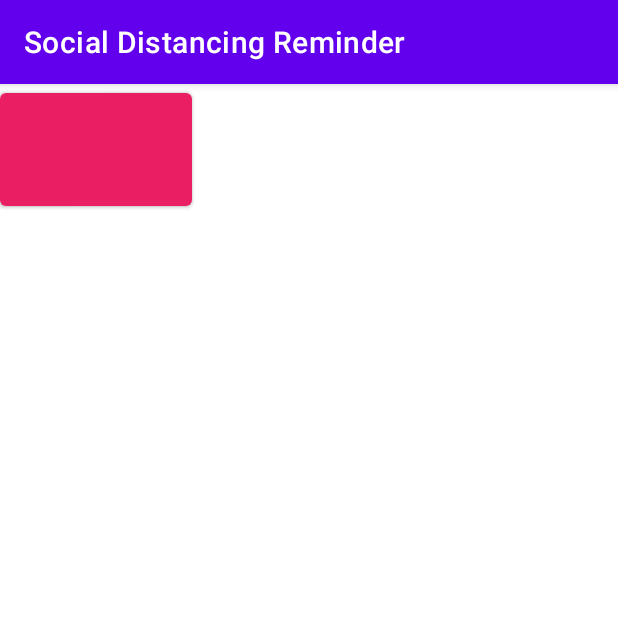
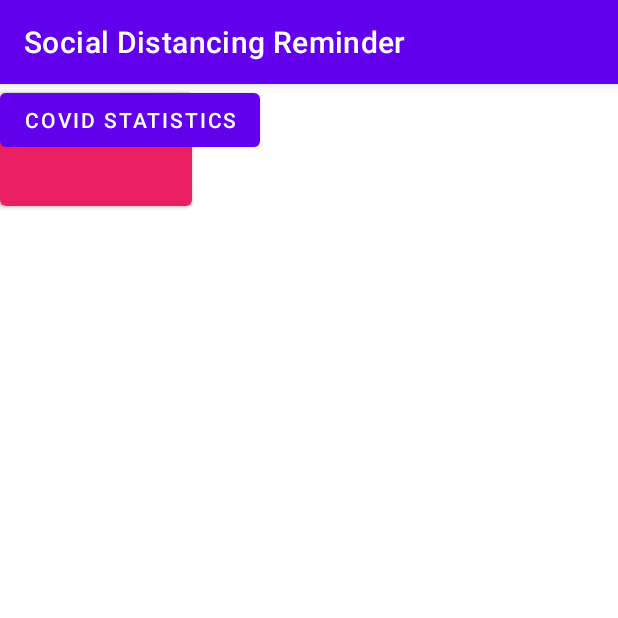
Before and after one commit to dylan96dashintha/SocialDistancingReminder, an Android app: the screen it shows after launch (MainActivity), on a phone screen of 412 x 824 dp, the top half of it. Run offline under Robolectric (Android 15) with nearby library versions, the phone set to English and light mode, and no system bars; 1 statement that could not run was skipped.

Commit message:
initial commit for the branch

```diff
--- a/app/build.gradle
+++ b/app/build.gradle
@@ -36,4 +36,8 @@ dependencies {
     testImplementation 'junit:junit:4.+'
     androidTestImplementation 'androidx.test.ext:junit:1.1.3'
     androidTestImplementation 'androidx.test.espresso:espresso-core:3.4.0'
+
+    implementation 'com.squareup.retrofit2:retrofit:2.9.0'
+    implementation 'com.squareup.retrofit2:converter-gson:2.9.0'
+
 }
--- a/app/src/main/AndroidManifest.xml
+++ b/app/src/main/AndroidManifest.xml
@@ -9,6 +9,7 @@
         android:roundIcon="@mipmap/ic_launcher_round"
         android:supportsRtl="true"
         android:theme="@style/Theme.SocialDistancingReminder">
+        <activity android:name=".CovidStatisticActivity"></activity>
         <activity android:name=".MainActivity">
             <intent-filter>
                 <action android:name="android.intent.action.MAIN" />
@@ -18,4 +19,6 @@
         </activity>
     </application>
 
+    <uses-permission android:name="android.permission.INTERNET" />
+
 </manifest>
--- a/app/src/main/java/com/example/socialdistancingreminder/MainActivity.java
+++ b/app/src/main/java/com/example/socialdistancingreminder/MainActivity.java
@@ -2,13 +2,57 @@ package com.example.socialdistancingreminder;
 
 import androidx.appcompat.app.AppCompatActivity;
 
+import android.content.Intent;
 import android.os.Bundle;
+import android.util.Log;
+import android.view.View;
+import android.widget.Button;
+
+import java.util.ArrayList;
+
+import retrofit2.Call;
+import retrofit2.Callback;
+import retrofit2.Response;
+
+import static android.content.ContentValues.TAG;
 
 public class MainActivity extends AppCompatActivity {
-
+    private static final String TAG = "MainActivity";
+    Button pulicPlaceButton;
+    Button getStat;
     @Override
     protected void onCreate(Bundle savedInstanceState) {
         super.onCreate(savedInstanceState);
         setContentView(R.layout.activity_main);
+        BluetoothScan blueScan = new BluetoothScan();
+
+        pulicPlaceButton = (Button) findViewById(R.id.publicPlaceBtn);
+
+        pulicPlaceButton.setOnClickListener(new View.OnClickListener() {
+
+            @Override
+            public void onClick(View v) {
+                boolean isTrust = blueScan.scanDevice();
+            }
+        });
+
+//        get covid statistics
+        getStat = (Button) findViewById(R.id.getStat);
+
+        getStat.setOnClickListener(new View.OnClickListener() {
+            @Override
+            public void onClick(View v) {
+                openNewActivity();
+
+            }
+        });
+
+
+
+    }
+
+    public void openNewActivity(){
+        Intent intent = new Intent(this, CovidStatisticActivity.class);
+        startActivity(intent);
     }
 }
--- a/app/src/main/res/layout/activity_main.xml
+++ b/app/src/main/res/layout/activity_main.xml
@@ -24,4 +24,12 @@
         tools:layout_editor_absoluteY="58dp"
         tools:text="PUBLIC PLACE" />
 
+    <Button
+        android:id="@+id/getStat"
+        android:layout_width="wrap_content"
+        android:layout_height="wrap_content"
+        android:text="Covid Statistics"
+        tools:layout_editor_absoluteX="100dp"
+        tools:layout_editor_absoluteY="652dp" />
+
 </androidx.constraintlayout.widget.ConstraintLayout>
--- a/app/src/main/res/values/colors.xml
+++ b/app/src/main/res/values/colors.xml
@@ -7,4 +7,6 @@
     <color name="teal_700">#FF018786</color>
     <color name="black">#FF000000</color>
     <color name="white">#FFFFFFFF</color>
+    <color name="green">#A3EBB1</color>
+
 </resources>
```
